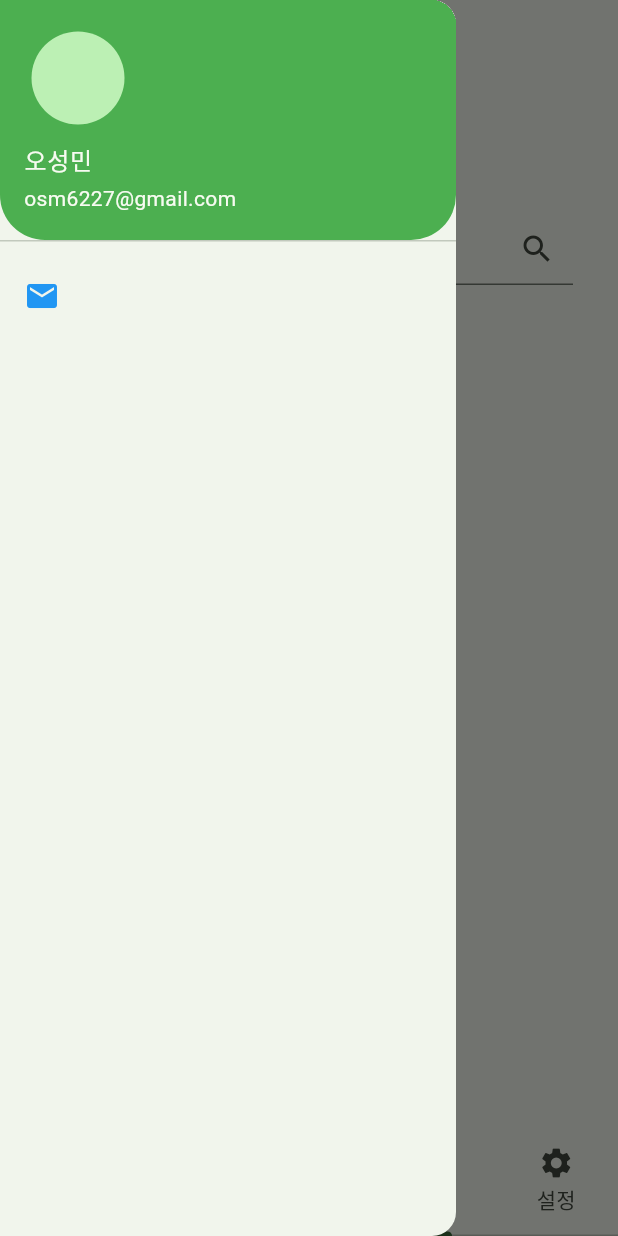
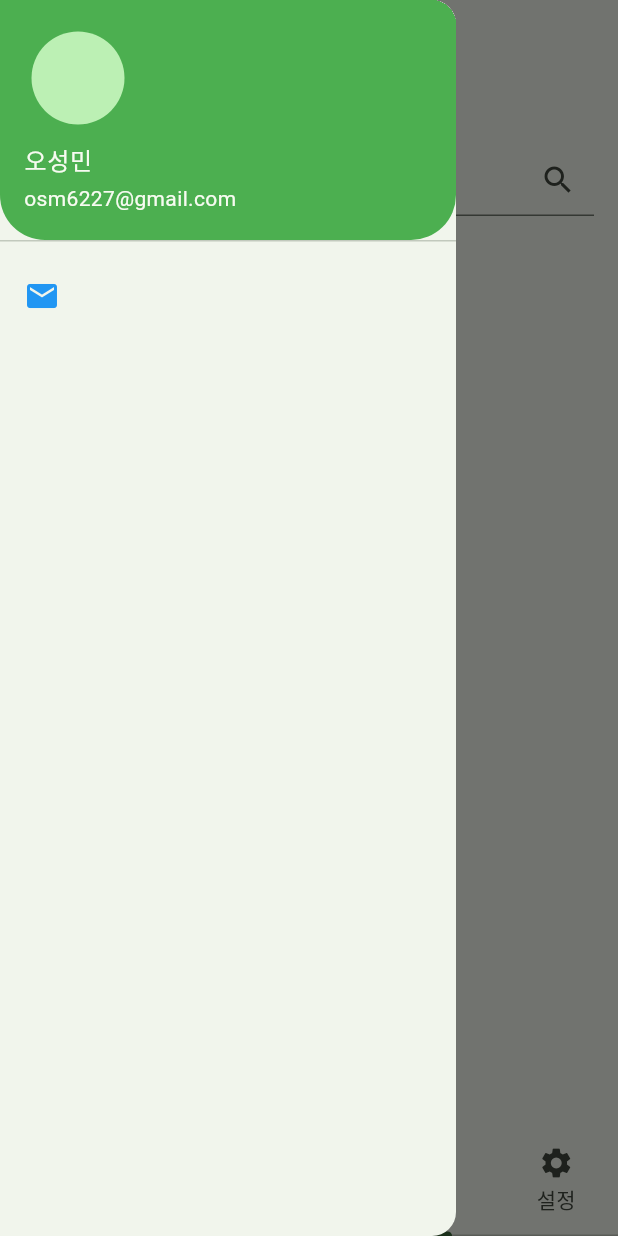
Before and after one commit to ethan-oh/todolist-flutter-app, a Flutter app: the screen it shows after launch, item 4 of the bottom bar chosen, with the side drawer open, on a phone screen of 412 x 824 dp. Run offline on Flutter 3.47's test engine with Material 2 defaults, Android fonts, the phone set to English and light mode, and no system bars; our stand-ins replace cloud_firestore, firebase_core, get, shared_preferences, table_calendar; accounts and stored records are empty; network calls fail.

Commit message:
검색 조건 테스트 중

```diff
--- /dev/null
+++ b/lib/model/search_fb.dart
@@ -0,0 +1,16 @@
+import 'package:cloud_firestore/cloud_firestore.dart';
+
+class SearchFB{
+  Timestamp insertDate;
+  String labelColor;
+  String title;
+
+  SearchFB(
+    {
+      required this.insertDate,
+      required this.labelColor,
+      required this.title,
+    }
+  );
+
+}
--- a/lib/view/search_page.dart
+++ b/lib/view/search_page.dart
@@ -1,5 +1,6 @@
+import 'package:cloud_firestore/cloud_firestore.dart';
 import 'package:flutter/material.dart';
-import 'package:team_four_todo_list_app/functions/get_json.dart';
+import 'package:team_four_todo_list_app/model/search_fb.dart';
 
 class SearchPage extends StatefulWidget {
   const SearchPage({super.key});
@@ -11,6 +12,7 @@ class SearchPage extends StatefulWidget {
 class _SearchPageState extends State<SearchPage> {
   late TextEditingController searchController;
   late List memoData;
+  late List searchData;
   late int conut;
 
   @override
@@ -18,7 +20,7 @@ class _SearchPageState extends State<SearchPage> {
     super.initState();
     searchController = TextEditingController();
     memoData = [];
-    getData();
+    searchData = [];
     conut = 0;
   }
 
@@ -26,43 +28,60 @@ class _SearchPageState extends State<SearchPage> {
   Widget build(BuildContext context) {
     return Scaffold(
       appBar: AppBar(
-        title: const Text('Search'),
-      ),
-      body: Padding(
-        padding: const EdgeInsets.all(30.0),
-        child: Center(
-          child: Column(
+        toolbarHeight: 100,
+        title: Column(
           children: [
+            const Text('Search'),
             TextField(
               controller: searchController,
               decoration: InputDecoration(
                   suffixIcon: GestureDetector(
                 onTap: () {
-                      // 검색 쿼리
-                      print(memoData.length);
+                  if(searchController.text.trim().isNotEmpty){
+
+                  }
                 },
                 child: const Icon(Icons.search),
-                  )
+                ),
               ),
               keyboardType: TextInputType.text,
             ),
           ],
         ),
+
+      ),
+      body: StreamBuilder<QuerySnapshot>(
+        stream: FirebaseFirestore.instance
+                .collection('memo')
+                .where('content', arrayContains: '메모 테스트')
+                .orderBy('insertdate',descending: false)
+                .snapshots(),
+        builder: (context, snapshot) {
+          if(!snapshot.hasData){
+            return const Center(
+              child: CircularProgressIndicator(),
+            );
+          }
+          final documents = snapshot.data!.docs;          // docs <- document
+          return ListView(
+            children: documents.map((e) => _buildItemWidget(e)).toList(),
+          );
+        },
+      ),
+    );
+  }
+
+  // functions
+  Widget _buildItemWidget(DocumentSnapshot doc){
+    var memoList = SearchFB(insertDate: doc['insertdate'], labelColor: doc['labelcolor'], title: doc['content']);
+    return Card(
+      child: ListTile(
+        title: Text(
+          memoList.title
         ),
       ),
     );
   }
 
 
-  // -- function --
-    getData() async {
-    memoData.addAll(await getJSONData('https://jsonplaceholder.typicode.com/posts'));   // Test 주소
-    print(memoData.length);
-    setState(() {
-
-    });
-  }
-
-
-
 } // end
```
Lines whose indentation alone changed are shown as unchanged.
